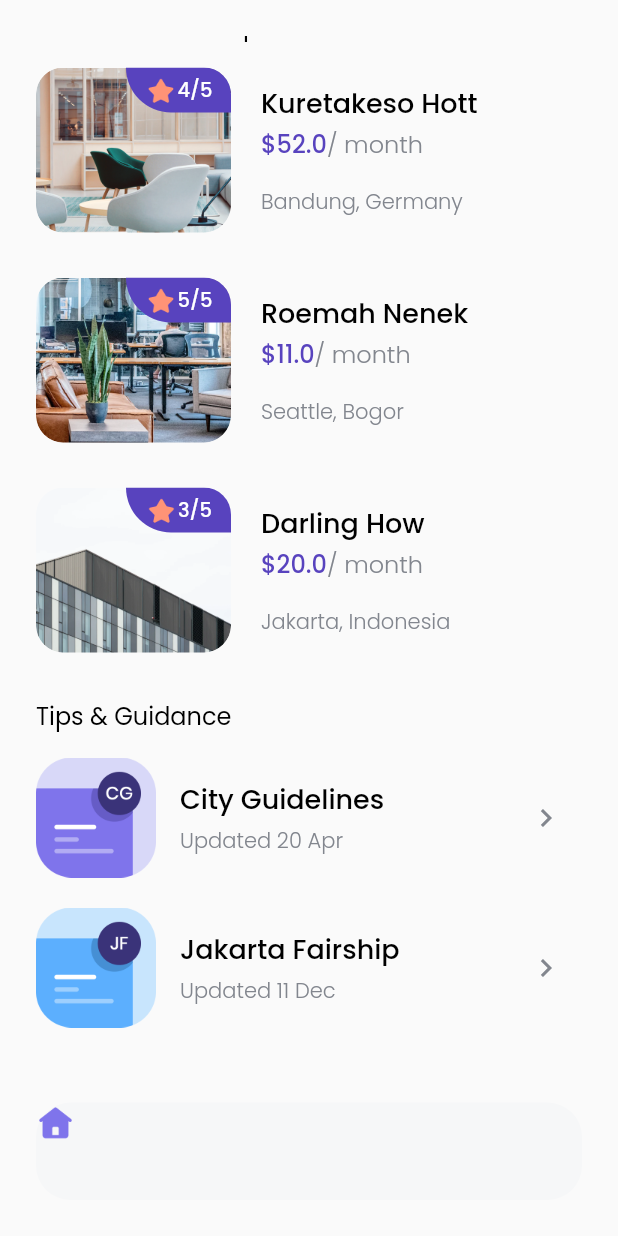
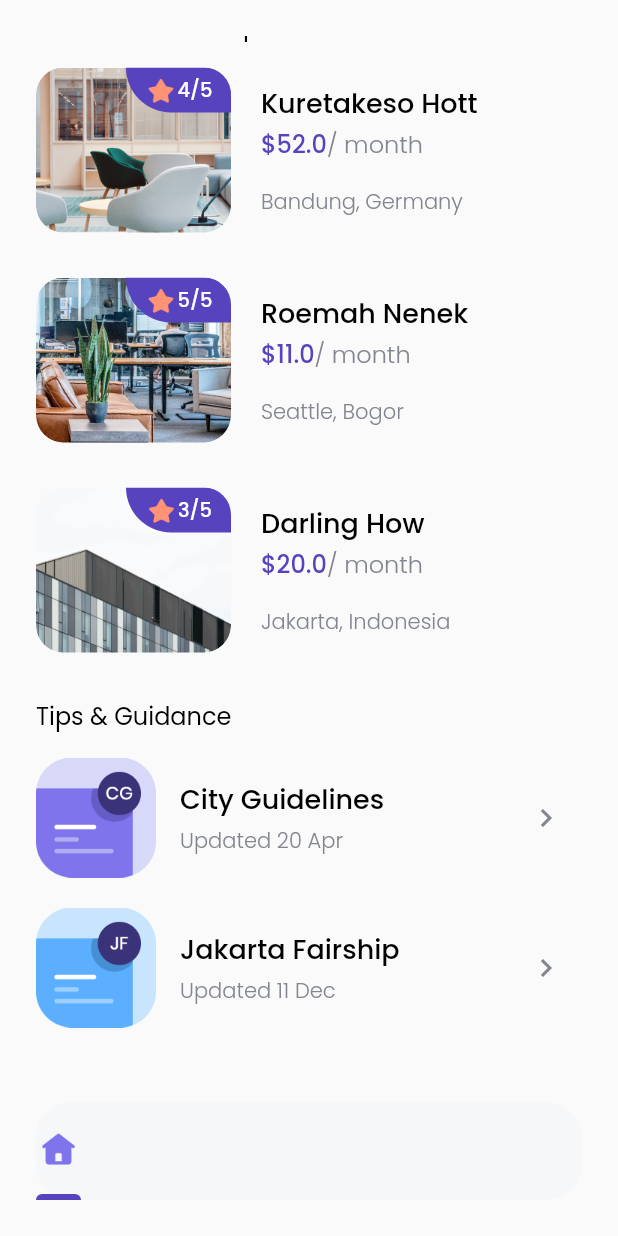
Before and after one commit to Farizal97/cari_kos, a Flutter app: the HomePage screen opened directly, scrolled down 331 dp, on a phone screen of 412 x 824 dp. Run offline on Flutter 3.47's test engine with Material 2 defaults, Android fonts, the light colour scheme and no system bars; our stand-ins replace google_fonts.

Commit message:
fix spasi buttom

```diff
--- a/lib/widgets/bottom_navbar_item.dart
+++ b/lib/widgets/bottom_navbar_item.dart
@@ -1,3 +1,4 @@
+import 'package:cari_kos/theme.dart';
 import 'package:flutter/material.dart';
 
 class BottomNavbarItem extends StatelessWidget {
@@ -5,10 +6,22 @@ class BottomNavbarItem extends StatelessWidget {
   Widget build(BuildContext context) {
     return Column(
       children: [
+        Spacer(),
         Image.asset(
           'assets/icon_home.png',
           width: 26,
         ),
+        Spacer(),
+        Container(
+          width: 30,
+          height: 4,
+          decoration: BoxDecoration(
+            color: purpleColor,
+            borderRadius: BorderRadius.vertical(
+              top: Radius.circular(1000),
+            )
+          ),
+        )
       ],
     );
   }
```
